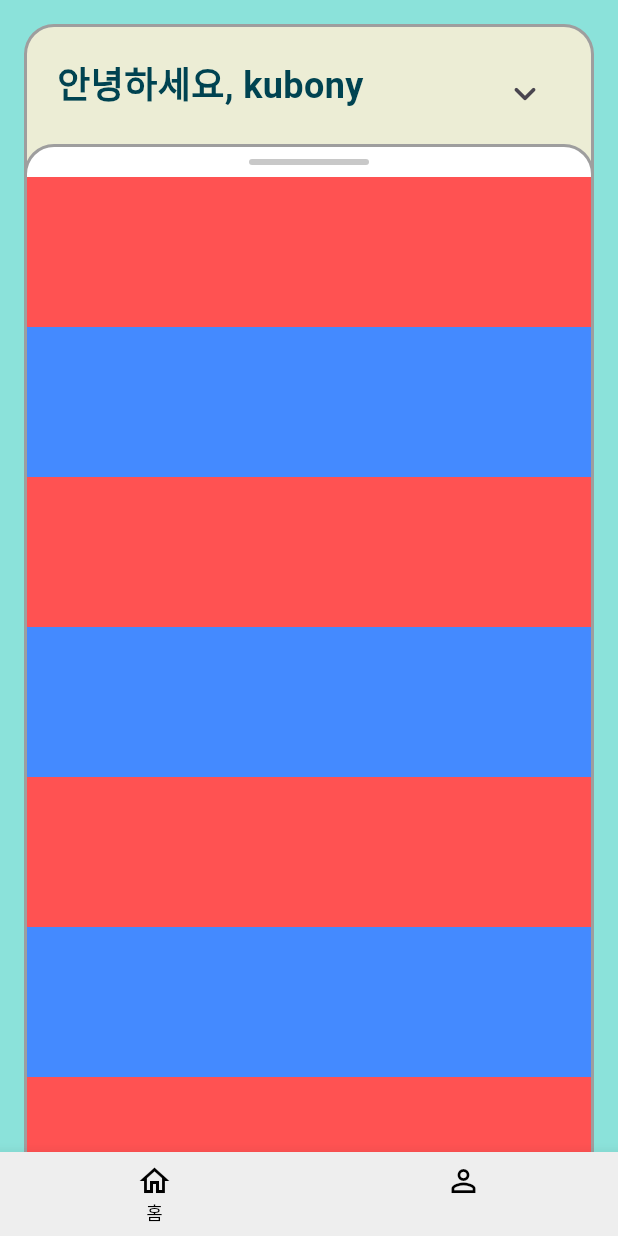
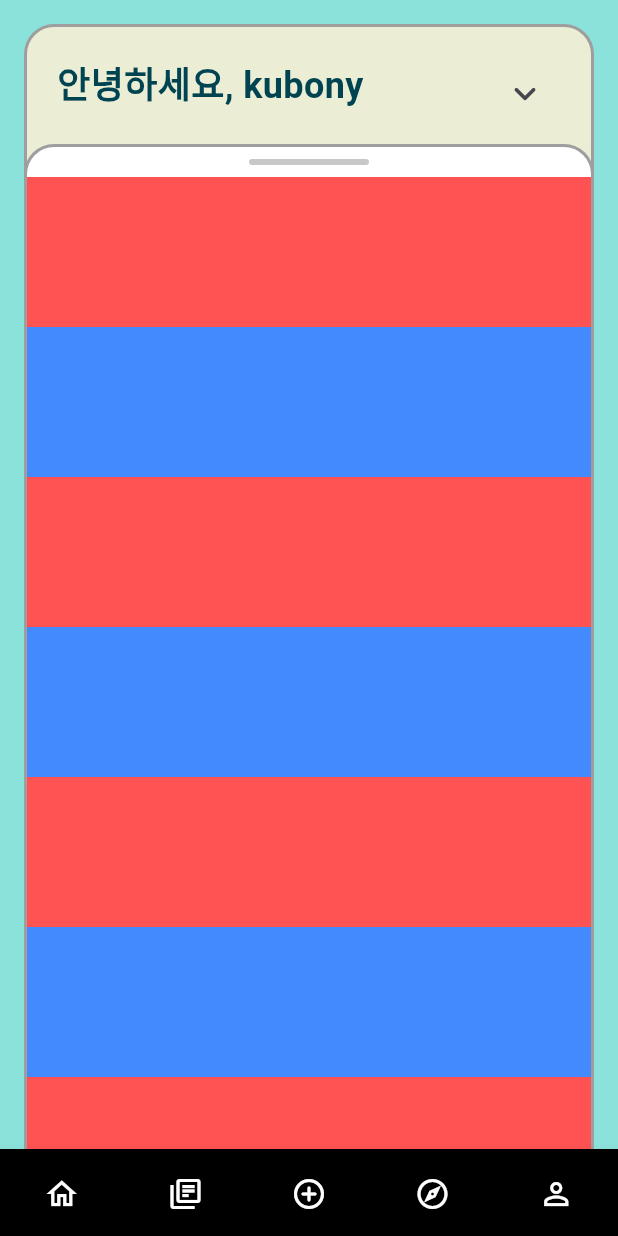
Before and after one commit to youngin9630/talk_diary, a Flutter app: the MainScreen screen opened directly, on a phone screen of 412 x 824 dp. Run offline on Flutter 3.47's test engine with Material 3 defaults, Android fonts, the phone set to English and light mode, and no system bars; our stand-ins replace dio, flutter_mobx, mobx; generated files the repository leaves out were written again.

Commit message:
mainscreen : 바텀네비게이션바에 들어갈 스크린 생성

```diff
--- a/lib/screens/main_screen.dart
+++ b/lib/screens/main_screen.dart
@@ -1,5 +1,9 @@
 import 'package:flutter/material.dart';
 import 'package:talk_diary/screens/home_screen.dart';
+import 'package:talk_diary/screens/mydiary_screen.dart';
+import 'package:talk_diary/screens/writing_screen.dart';
+import 'package:talk_diary/screens/exploring_screen.dart';
+import 'package:talk_diary/screens/profile_screen.dart';
 
 class MainScreen extends StatefulWidget {
   const MainScreen({super.key});
@@ -13,6 +17,10 @@ class _MainScreenState extends State<MainScreen> {
 
   final List<Widget> _pages = [
     const HomeScreen(),
+    const MyDiaryScreen(),
+    const WritingScreen(),
+    const ExploringScreen(),
+    const ProfileScreen(),
   ];
 
   void _onItemTapped(int index) {
@@ -35,25 +43,55 @@ class _MainScreenState extends State<MainScreen> {
             ),
           ],
         ),
-        bottomNavigationBar: BottomNavigationBar(
-          selectedFontSize: 12.0,
-          unselectedFontSize: 2.0,
-          selectedItemColor: Colors.black,
-          unselectedItemColor: Colors.grey.shade200,
-          backgroundColor: Colors.grey.shade200,
+        bottomNavigationBar: Container(
+          decoration: BoxDecoration(
+            border: Border(
+              top: BorderSide(
+                color: Colors.black,
+                width: 2.0,
+              ),
+            ),
+          ),
+          child: BottomNavigationBar(
+            selectedFontSize: 0.0,
+            unselectedFontSize: 0.0,
+            selectedItemColor: Colors.white,
+            unselectedItemColor: Colors.white,
+            backgroundColor: Colors.black,
             type: BottomNavigationBarType.fixed,
             items: const <BottomNavigationBarItem>[
               BottomNavigationBarItem(
                 icon: Icon(
                   Icons.home_outlined,
-                color: Colors.black,
+                  color: Colors.white,
                 ),
                 label: '홈',
               ),
               BottomNavigationBarItem(
                 icon: Icon(
+                  Icons.my_library_books_outlined,
+                  color: Colors.white,
+                ),
+                label: '내 글',
+              ),
+              BottomNavigationBarItem(
+                icon: Icon(
+                  Icons.add_circle_outline_rounded,
+                  color: Colors.white,
+                ),
+                label: '글쓰기',
+              ),
+              BottomNavigationBarItem(
+                icon: Icon(
+                  Icons.explore_outlined,
+                  color: Colors.white,
+                ),
+                label: '탐색',
+              ),
+              BottomNavigationBarItem(
+                icon: Icon(
                   Icons.person_outline_sharp,
-                color: Colors.black,
+                  color: Colors.white,
                 ),
                 label: '프로필',
               ),
@@ -62,6 +100,7 @@ class _MainScreenState extends State<MainScreen> {
             onTap: _onItemTapped,
           ),
         ),
+      ),
     );
   }
 }
```
Also changed, not shown: lib/screens/exploring_screen.dart (added, +15 -0 lines), lib/screens/mydiary_screen.dart (added, +15 -0 lines), lib/screens/profile_screen.dart (added, +15 -0 lines), lib/screens/writing_screen.dart (added, +15 -0 lines). Lines whose indentation alone changed are shown as unchanged.
